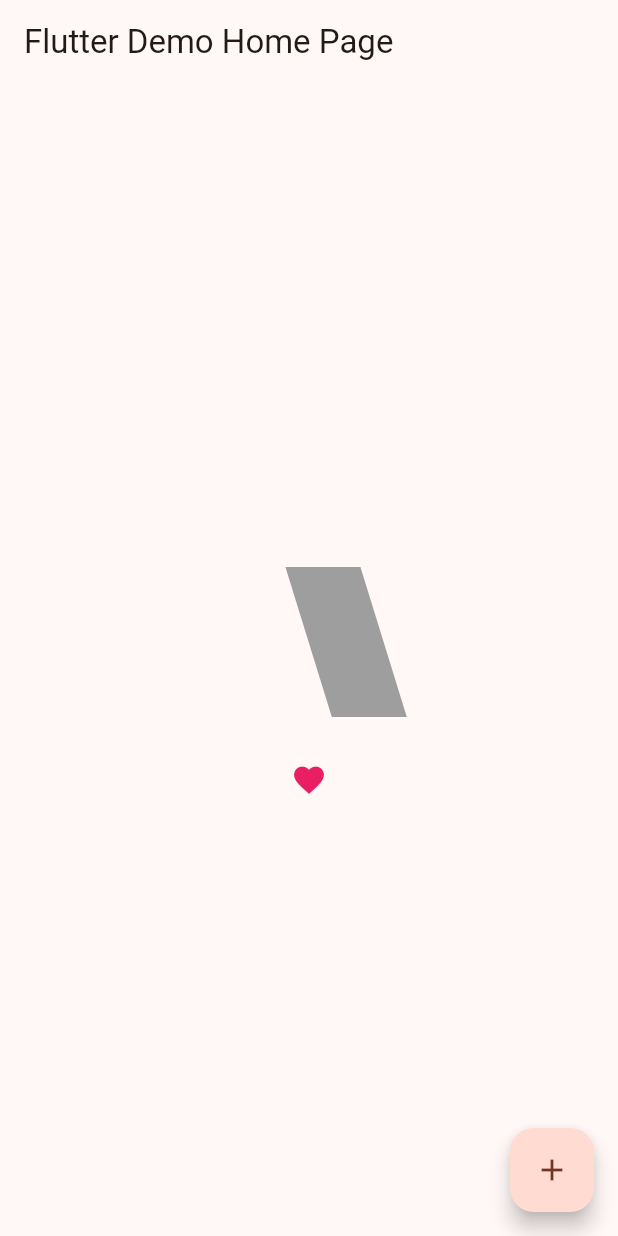
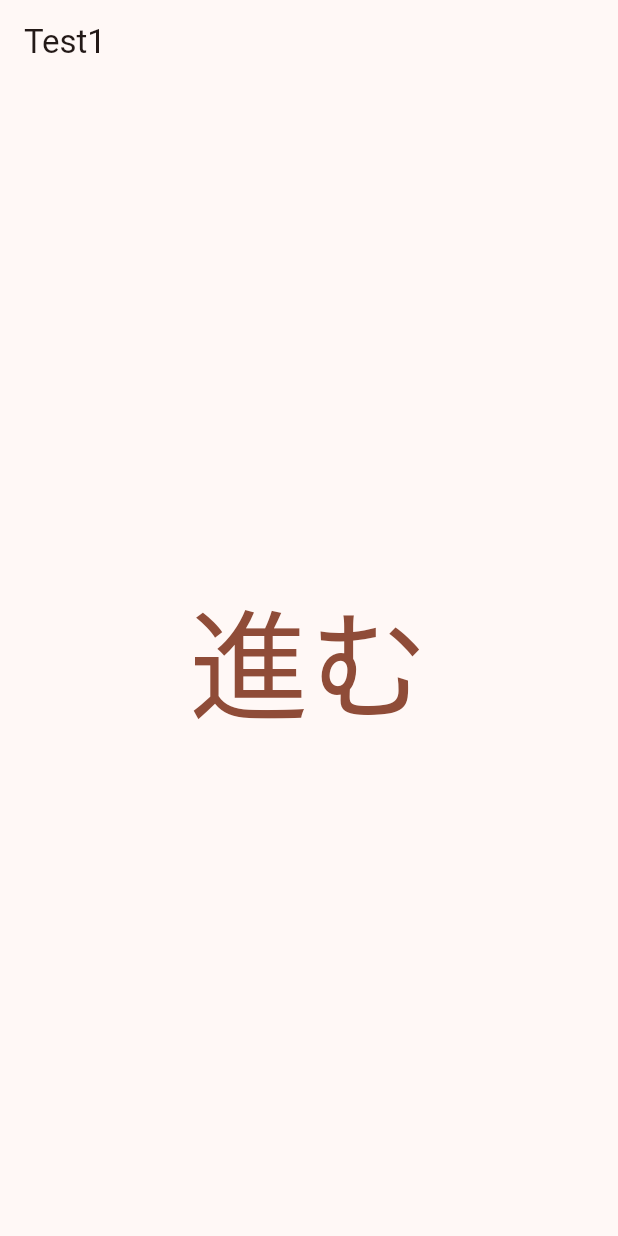
Before and after one commit to oyasumipants/flutter-hello-world, a Flutter app: the screen it shows after launch, on a phone screen of 412 x 824 dp. Run offline on Flutter 3.47's test engine with Material 3 defaults, Android fonts, the phone set to English and light mode, and no system bars.

Commit message:
fix: page

```diff
--- a/lib/main.dart
+++ b/lib/main.dart
@@ -1,5 +1,5 @@
 import 'package:flutter/material.dart';
-import 'package:url_launcher/url_launcher.dart';
+import 'test_page1.dart';
 
 void main() {
   runApp(const MyApp());
@@ -56,45 +56,8 @@ class MyHomePage extends StatefulWidget {
 }
 
 class _MyHomePageState extends State<MyHomePage> {
-  bool _flag = false;
-
-  // ボタンタップ時にフラグを切り替える
-  _click() async {
-    setState(() {
-      _flag = !_flag;
-    });
-  }
-
   @override
   Widget build(BuildContext context) {
-    return Scaffold(
-      appBar: AppBar(
-        title: Text(widget.title),
-      ),
-      body: Center(
-        child: Column(
-          mainAxisAlignment: MainAxisAlignment.center,
-          children: <Widget>[
-            AnimatedContainer(
-                duration: const Duration(seconds: 3),
-                width: _flag ? 100 : 50,
-                height: _flag ? 50 : 100,
-                padding:
-                    _flag ? const EdgeInsets.all(0) : const EdgeInsets.all(30),
-                margin:
-                    _flag ? const EdgeInsets.all(0) : const EdgeInsets.all(30),
-                transform: _flag ? Matrix4.skewX(0.0) : Matrix4.skewX(0.3),
-                color: _flag ? Colors.blue : Colors.grey),
-            AnimatedSwitcher(
-                duration: const Duration(seconds: 3),
-                child: _flag
-                    ? const Text("なにもない")
-                    : const Icon(Icons.favorite, color: Colors.pink))
-          ],
-        ),
-      ),
-      floatingActionButton:
-          FloatingActionButton(onPressed: _click, child: const Icon(Icons.add)),
-    );
+    return Scaffold(body: TestPage1());
   }
 }
--- /dev/null
+++ b/lib/test_page1.dart
@@ -0,0 +1,21 @@
+import 'package:flutter/material.dart';
+import 'test_page2.dart';
+
+class TestPage1 extends StatelessWidget {
+  @override
+  Widget build(BuildContext context) {
+    return Scaffold(
+        appBar: AppBar(
+          title: const Text("Test1"),
+        ),
+        body: Center(
+            child: TextButton(
+                onPressed: () => {
+                      Navigator.of(context)
+                          .push(MaterialPageRoute(builder: (context) {
+                        return TestPage2();
+                      }))
+                    },
+                child: const Text("進む", style: TextStyle(fontSize: 80)))));
+  }
+}
```
Also changed, not shown: lib/test_page2.dart (added, +27 -0 lines), lib/test_page3.dart (added, +15 -0 lines).
